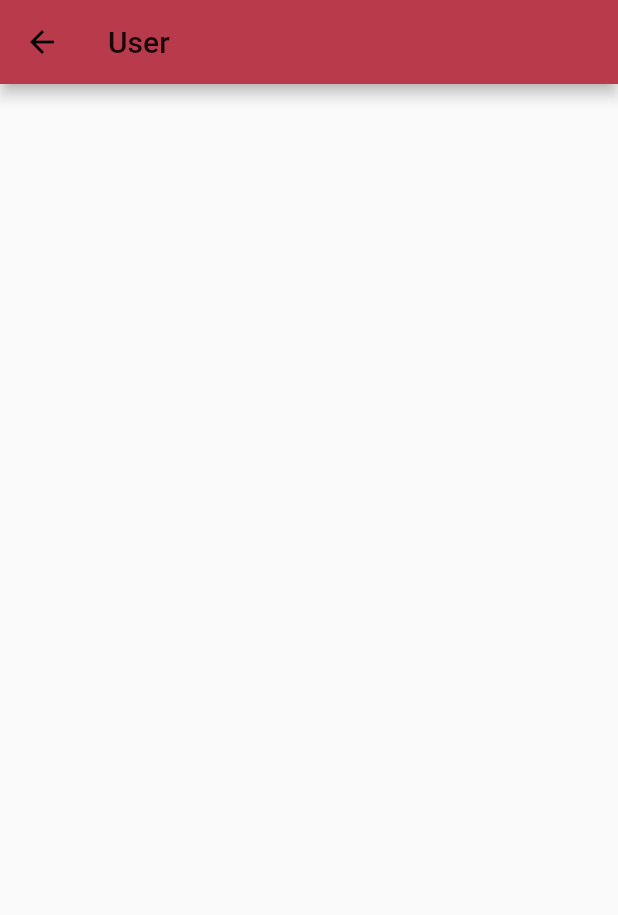
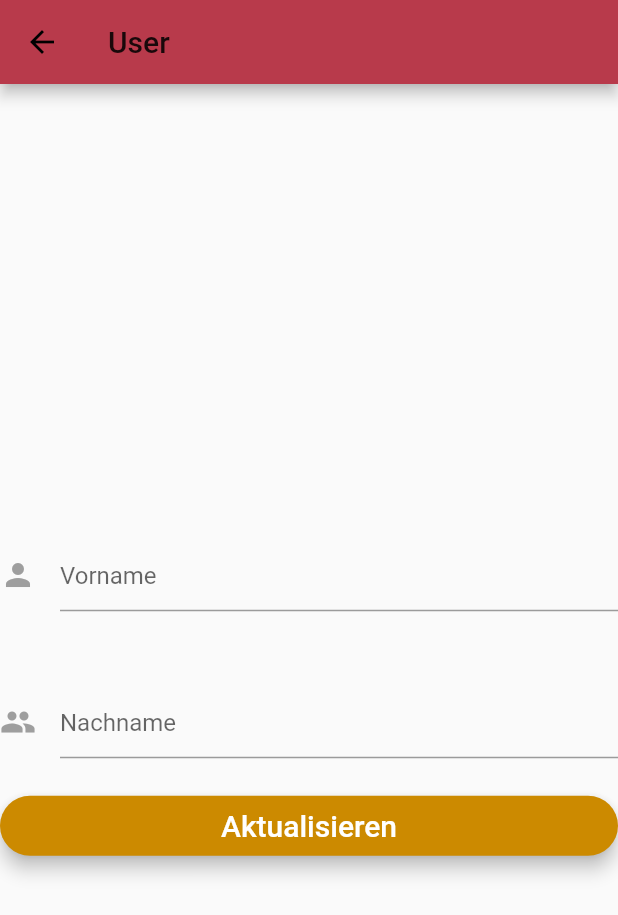
Before and after one commit to matthiaw/gbh_app, a Flutter app: the UserScreen screen opened by its route, on a phone screen of 412 x 824 dp. Shown: the top 915 px of the screen. Run offline on Flutter 3.47's test engine with Material 2 defaults, Android fonts, the phone set to English and light mode, and no system bars; our stand-ins replace firebase_auth, firebase_database; accounts and stored records are empty.

Commit message:
Add updating user to database

```diff
--- a/lib/screens/root.dart
+++ b/lib/screens/root.dart
@@ -25,7 +25,7 @@ class RootScreen extends StatefulWidget {
     screenPages.add(new Screen('YouTube', 'youtube.png', '/youtube'));
     screenPages.add(new Screen('Produkte', 'products.png', '/products'));
     screenPages.add(new Screen('Gebetstunden', 'logo.png', '/calendar'));
-    screenPages.add(new Screen('User', 'logo.png', '/user'));
+    screenPages.add(new Screen('User', 'user.png', '/user'));
   }
 
   final BaseAuth auth;
--- a/lib/screens/user.dart
+++ b/lib/screens/user.dart
@@ -23,42 +23,147 @@ class UserScreen extends StatefulWidget {
 class _UserScreenState extends State<UserScreen> {
   _UserScreenState();
 
+  final _formKey = new GlobalKey<FormState>();
+
   FirebaseDatabaseUtil databaseUtil;
 
-  String _userId = "";
+  String _firstname;
+  String _familyname;
+  User _user;
 
   @override
   void initState() {
     super.initState();
 
+    _formKey.currentState;
+
     databaseUtil = new FirebaseDatabaseUtil();
 
     widget.auth.getCurrentUser().then((user) {
-      setState(() {
         if (user != null) {
-          _userId = user?.uid;
-          //print("User logged in: "+_userId);
-          databaseUtil.loadUser(_userId).then((User user) {
-            print(user.toJson());
+          String userId = user?.uid;
+          databaseUtil.loadUser(userId).then((User user) {
+            setState(() {
+              _user = user;
+            });
           });
         }
-
-        //print(u);
-
-      });
     });
-    //print("Logged in: "+_userId);
   }
 
   @override
   Widget build(BuildContext context) {
     // return widget
-    return Scaffold(
-        appBar: AppBar(
-          title: Text("User"),
-        ),
-        body: Center(
-        )
+    if (_user!=null) {
+      return Scaffold(
+          appBar: AppBar(
+            title: Text("User"),
+          ),
+          body: Center(
+          child: new Form(
+            key: _formKey,
+            child: new ListView(
+              shrinkWrap: true,
+              children: <Widget>[
+                _showFirstnameInput(_user.firstname),
+                _showFamilynameInput(_user.familyname),
+                _showButton(context),
+              ],
+            ),
+          ))
+
+
+      );
+    } else {
+      return Scaffold(
+         appBar: AppBar(
+         title: Text("User"),
+      ),
+      body: Center(
+         child: Text('Keine Angabe'),
+      ),
+      );
+    }
+  }
+
+  Widget _showFirstnameInput(String defaultName) {
+    return Padding(
+      padding: const EdgeInsets.fromLTRB(0.0, 50.0, 0.0, 0.0),
+      child: new TextFormField(
+        initialValue: defaultName,
+        maxLines: 1,
+        keyboardType: TextInputType.text,
+        autofocus: false,
+        decoration: new InputDecoration(
+            hintText: 'Vorname',
+            icon: new Icon(
+              Icons.person,
+              color: Colors.grey,
+            )),
+        validator: (value) => value.isEmpty ? 'Vorname darf nicht leer sein' : null,
+        onSaved: (value) => _firstname = value,
+      ),
     );
   }
+
+  Widget _showFamilynameInput(String defaultName) {
+    return Padding(
+      padding: const EdgeInsets.fromLTRB(0.0, 50.0, 0.0, 0.0),
+      child: new TextFormField(
+        initialValue: defaultName,
+        maxLines: 1,
+        keyboardType: TextInputType.text,
+        autofocus: false,
+        decoration: new InputDecoration(
+            hintText: 'Nachname',
+            icon: new Icon(
+              Icons.group,
+              color: Colors.grey,
+            )),
+        validator: (value) => value.isEmpty ? 'Nachname darf nicht leer sein' : null,
+        onSaved: (value) => _familyname = value,
+      ),
+    );
+  }
+
+  void _submit() async {
+
+    // get current form
+    final form = _formKey.currentState;
+
+    // validate form
+    if (form.validate()) {
+      // save values from form
+      form.save();
+
+      // add guest-group if group is empty
+      if (_user.group==null) {
+        _user.group = "guest";
+      } else if (_user.group=="") {
+        _user.group = "guest";
+      }
+
+      // update user
+      databaseUtil.updateUser(new User(_user.id, _firstname, _familyname, _user.group));
+    }
+
+  }
+
+  Widget _showButton(BuildContext context) {
+
+    return new Padding(
+        padding: EdgeInsets.fromLTRB(0.0, 25.0, 0.0, 0.0),
+        child: SizedBox(
+          height: 40.0,
+          child: new RaisedButton(
+            elevation: 5.0,
+            shape: new RoundedRectangleBorder(borderRadius: new BorderRadius.circular(30.0)),
+            color: Theme.of(context).accentColor,
+            child: new Text('Aktualisieren',
+                style: new TextStyle(fontSize: 20.0, color: Colors.white)),
+            onPressed: _submit,
+          ),
+        ));
+  }
+
 }
--- a/lib/utils/databaseutil.dart
+++ b/lib/utils/databaseutil.dart
@@ -98,7 +98,12 @@ class FirebaseDatabaseUtil {
       User user = User.fromSnapshot(snapshot);
       //print(user.toJson());
       return user;
-    });
+    }).catchError((error) {
+          // if no user in db exists in users-folder, then return empty user to app
+          User user = User(userId, "", "", "");
+          return user;
+       }
+    );
   }
 
   DatabaseReference getUserReference() {
@@ -123,11 +128,11 @@ class FirebaseDatabaseUtil {
 
   void updateUser(User user) async {
     await _userRef.child(user.id).update({
-      "firstname": "" + user.firstname,
-      "familyname": "" + user.familyname,
-      "group": "" + user.group,
+      "firstname": "${user.firstname}",
+      "familyname": "${user.familyname}",
+      "group": "${user.group}",
     }).then((_) {
-      print('Transaction  committed.');
+      print('Transaction  committed for user ${user.id}');
     });
   }
 }
--- a/pubspec.yaml
+++ b/pubspec.yaml
@@ -57,6 +57,7 @@ flutter:
   - assets/youtube.png
   - assets/products.png
   - assets/news.png
+  - assets/user.png
 
   # An image asset can refer to one or more resolution-specific "variants", see
   # https://flutter.io/assets-and-images/#resolution-aware.
```
Also changed, not shown: assets/user.png (added).
